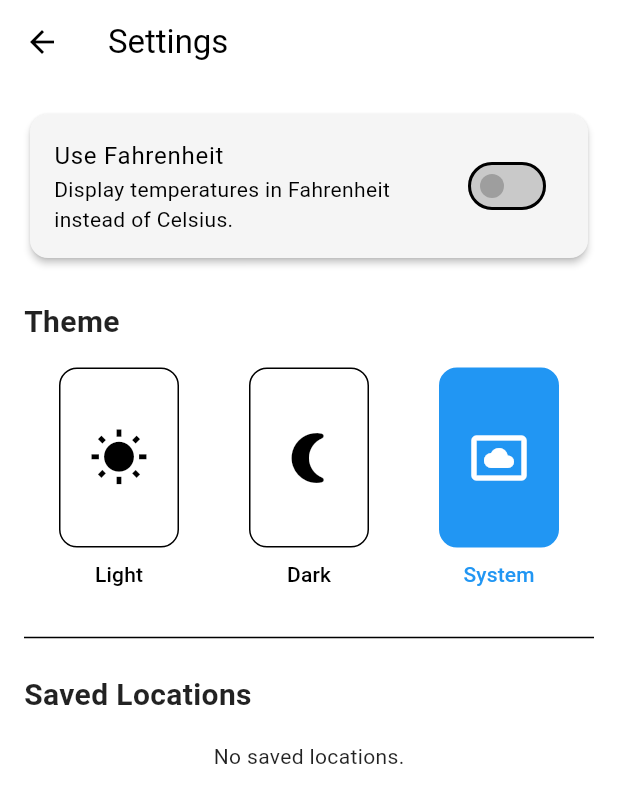
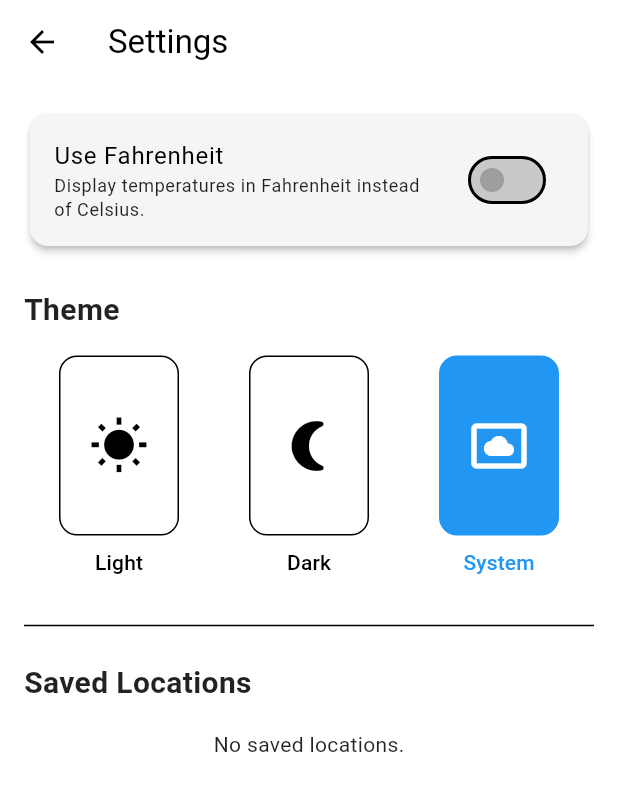
Before and after one commit to suvojeet-sengupta/Family-Message, a Flutter app: the SettingsScreen screen opened directly, on a phone screen of 412 x 824 dp. Shown: the top 803 px of the screen. Run offline on Flutter 3.47's test engine with Material 3 defaults, Android fonts, the phone set to English and light mode, and no system bars; our stand-ins replace connectivity_plus, flutter_animate, geocoding, geolocator, logger, reorderable_grid_view and 3 more; accounts and stored records are empty.

Commit message:
feat(ui): De-emphasize settings subtitle text
The subtitle text for the `Use Fahrenheit` setting has been updated to be less prominent.

This change improves the visual hierarchy of the settings screen by applying the `bodySmall` text style from the theme to the subtitle, making it less highlighted as requested.

```diff
--- a/lib/screens/settings_screen.dart
+++ b/lib/screens/settings_screen.dart
@@ -63,7 +63,7 @@ class _SettingsScreenState extends State<SettingsScreen> {
               padding: const EdgeInsets.symmetric(vertical: 8.0),
               child: SwitchListTile(
                 title: const Text('Use Fahrenheit'),
-                subtitle: const Text('Display temperatures in Fahrenheit instead of Celsius.'),
+                subtitle: Text('Display temperatures in Fahrenheit instead of Celsius.', style: Theme.of(context).textTheme.bodySmall),
                 value: settingsService.useFahrenheit,
                 onChanged: (value) {
                   settingsService.toggleUnit(value);
```
